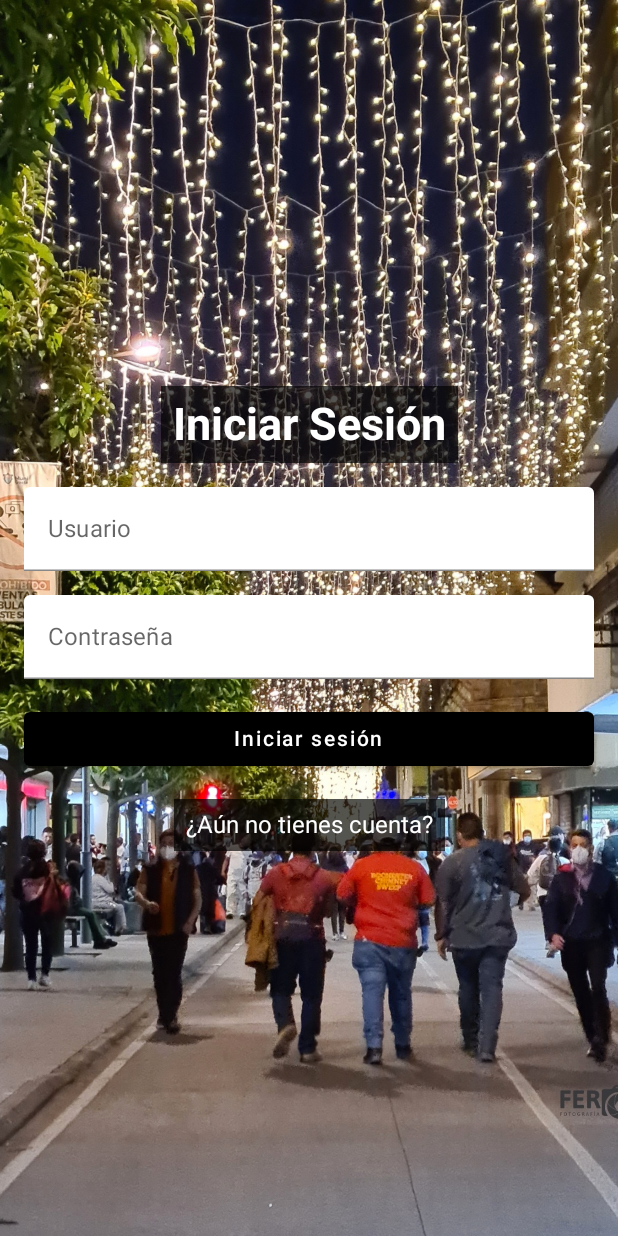
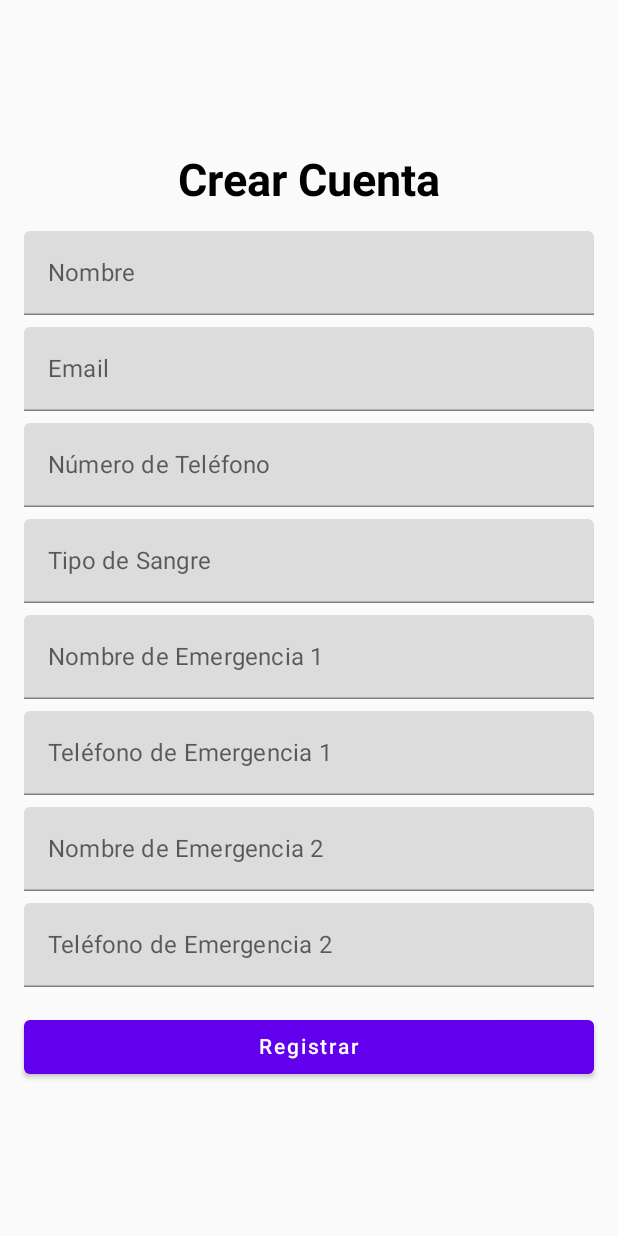
Before and after one commit to Ninaswiftie09/Proyecto_PlataformasMoviles, an Android app built with Jetpack Compose: the LoginScreen screen opened through its navigation route, after a tap on "¿Aún no tienes cuenta?", on a phone screen of 412 x 824 dp. Run offline under Robolectric (Android 15) with nearby library versions, the phone set to English and light mode, and no system bars.

Commit message:
Pantalla de registro
falta cambiar colores

```diff
--- a/Boton_SOS/app/src/main/java/com/example/boton_sos/MainActivity.kt
+++ b/Boton_SOS/app/src/main/java/com/example/boton_sos/MainActivity.kt
@@ -44,6 +44,7 @@ fun AppNavigator(navController: NavHostController) {
         composable("login_screen") { LoginScreen(navController) }
         composable("help_screen") { HelpScreen(navController) }
         composable("info_screen") { InfoScreen(navController) }
+        composable("register_screen"){ RegisterScreen(navController)}
     }
 }
 
@@ -151,7 +152,7 @@ fun LoginScreen(navController: NavHostController) {
                 modifier = Modifier
                     .background(Color(0xAA000000))
                     .padding(8.dp)
-                    .clickable { /* Navegar a registro */ }
+                    .clickable { navController.navigate("register_screen") }
             )
         }
     }
@@ -217,7 +218,142 @@ fun HelpScreen(navController: NavHostController) {
     }
 }
 
+
 @Composable
-fun InfoScreen(navController: NavHostController) {
+fun RegisterScreen(navController: NavHostController) {
+    var name by remember { mutableStateOf("") }
+    var email by remember { mutableStateOf("") }
+    var phoneNumber by remember { mutableStateOf("") }
+    var bloodType by remember { mutableStateOf("") }
+    var emergencyContactName1 by remember { mutableStateOf("") }
+    var emergencyContactPhone1 by remember { mutableStateOf("") }
+    var emergencyContactName2 by remember { mutableStateOf("") }
+    var emergencyContactPhone2 by remember { mutableStateOf("") }
 
-}
+    val bloodTypes = listOf("A+", "A-", "B+", "B-", "AB+", "AB-", "O+", "O-")
+    var expanded by remember { mutableStateOf(false) }
+
+    Column(
+        modifier = Modifier
+            .fillMaxSize()
+            .padding(16.dp),
+        horizontalAlignment = Alignment.CenterHorizontally,
+        verticalArrangement = Arrangement.Center
+    ) {
+        Text(text = "Crear Cuenta", fontSize = 30.sp, fontWeight = FontWeight.Bold)
+
+        Spacer(modifier = Modifier.height(16.dp))
+
+        TextField(
+            value = name,
+            onValueChange = { name = it },
+            label = { Text("Nombre") },
+            modifier = Modifier.fillMaxWidth()
+        )
+        Spacer(modifier = Modifier.height(8.dp))
+
+        TextField(
+            value = email,
+            onValueChange = { email = it },
+            label = { Text("Email") },
+            modifier = Modifier.fillMaxWidth()
+        )
+        Spacer(modifier = Modifier.height(8.dp))
+
+        TextField(
+            value = phoneNumber,
+            onValueChange = { phoneNumber = it },
+            label = { Text("Número de Teléfono") },
+            modifier = Modifier.fillMaxWidth()
+        )
+        Spacer(modifier = Modifier.height(8.dp))
+
+        Box(modifier = Modifier.fillMaxWidth()) {
+            TextField(
+                value = bloodType,
+                onValueChange = { }, // No permite editar directamente
+                label = { Text("Tipo de Sangre") },
+                modifier = Modifier
+                    .fillMaxWidth()
+                    .clickable { expanded = true },
+                readOnly = true // Hace que el campo sea solo lectura
+            )
+            DropdownMenu(
+                expanded = expanded,
+                onDismissRequest = { expanded = false }
+            ) {
+                bloodTypes.forEach { type ->
+                    DropdownMenuItem(onClick = {
+                        bloodType = type
+                        expanded = false
+                    }) {
+                        Text(text = type)
+                    }
+                }
+            }
+        }
+        Spacer(modifier = Modifier.height(8.dp))
+
+        TextField(
+            value = emergencyContactName1,
+            onValueChange = { emergencyContactName1 = it },
+            label = { Text("Nombre de Emergencia 1   "         ) },
+                    modifier = Modifier.fillMaxWidth()
+            )
+                Spacer(modifier = Modifier.height(8.dp))
+
+                TextField(
+                    value = emergencyContactPhone1,
+                    onValueChange = { emergencyContactPhone1 = it },
+                    label = { Text("Teléfono de Emergencia 1") },
+                    modifier = Modifier.fillMaxWidth()
+                )
+                Spacer(modifier = Modifier.height(8.dp))
+
+                TextField(
+                    value = emergencyContactName2,
+                    onValueChange = { emergencyContactName2 = it },
+                    label = { Text("Nombre de Emergencia 2") },
+                    modifier = Modifier.fillMaxWidth()
+                )
+                Spacer(modifier = Modifier.height(8.dp))
+
+                TextField(
+                    value = emergencyContactPhone2,
+                    onValueChange = { emergencyContactPhone2 = it },
+                    label = { Text("Teléfono de Emergencia 2") },
+                    modifier = Modifier.fillMaxWidth()
+                )
+                Spacer(modifier = Modifier.height(16.dp))
+
+                Button(
+                    onClick = {
+                        // Lógica para registrar la cuenta (por el momento, solo regresar a la página de inicio)
+                        navController.navigate("welcome_screen")
+                    },
+                    modifier = Modifier.fillMaxWidth()
+                ) {
+                    Text(text = "Registrar")
+                }
+            }
+    }
+
+    @Composable
+    fun InfoScreen(navController: NavHostController) {
+        // Lógica para la pantalla de información
+        Column(
+            modifier = Modifier
+                .fillMaxSize()
+                .padding(16.dp),
+            verticalArrangement = Arrangement.Center,
+            horizontalAlignment = Alignment.CenterHorizontally
+        ) {
+            Text(text = "Información", fontSize = 30.sp, fontWeight = FontWeight.Bold)
+            Spacer(modifier = Modifier.height(16.dp))
+            Text(text = "Aquí puedes proporcionar información sobre tu aplicación.", textAlign = TextAlign.Center)
+            Spacer(modifier = Modifier.height(16.dp))
+            Button(onClick = { navController.navigate("welcome_screen") }) {
+                Text(text = "Regresar")
+            }
+        }
+    }
```
